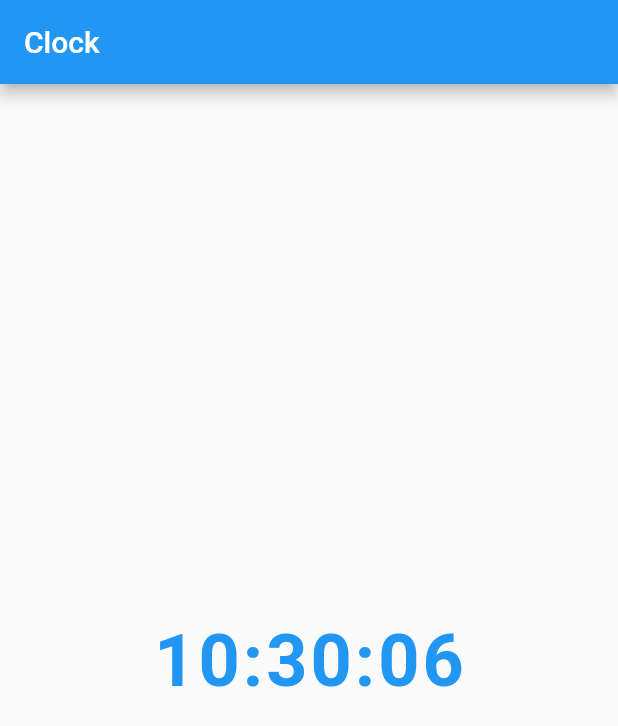
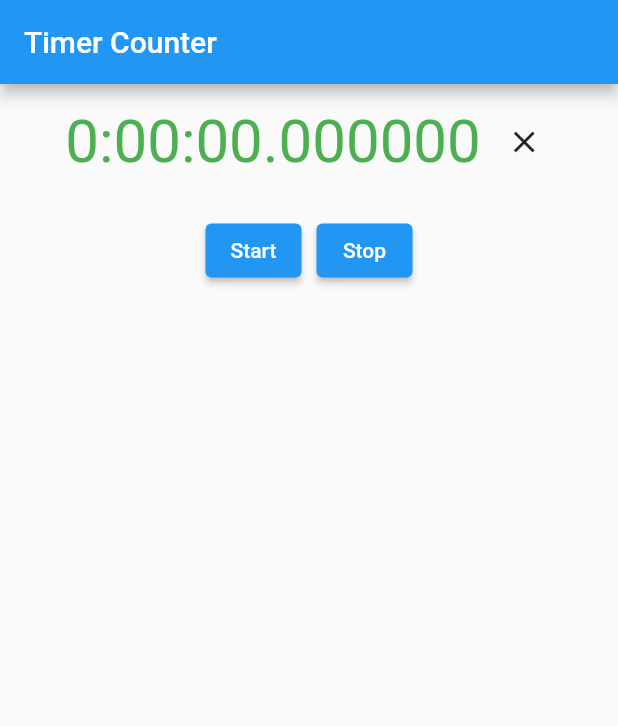
Before and after one commit to SajjadAli54/flutter-with-michal-bryan, a Flutter app: the screen it shows after launch, on a phone screen of 412 x 824 dp. Shown: the top 726 px of the screen. Run offline on Flutter 3.47's test engine with Material 2 defaults, Android fonts, the phone set to English and light mode, and no system bars; our stand-ins replace charts_flutter.

Commit message:
Worked on Stop watch

```diff
--- a/lib/main.dart
+++ b/lib/main.dart
@@ -1,11 +1,5 @@
 import 'package:flutter/material.dart';
-import 'package:flutter_bryan/charts/charts_demo.dart';
-import 'package:flutter_bryan/clock/clock.dart';
-import 'package:flutter_bryan/groupdata/group_data.dart';
-import 'package:flutter_bryan/pie/pie_chart.dart';
-import 'package:flutter_bryan/steppar/my_stepper.dart';
-
-import 'gridview/mygridview.dart';
+import 'package:flutter_bryan/stopwatch/timer_counter.dart';
 
 void main() {
   runApp(const MyApp());
@@ -21,7 +15,7 @@ class MyApp extends StatelessWidget {
       theme: ThemeData(
         primarySwatch: Colors.blue,
       ),
-      home: const Clock(),
+      home: const TimeCounter(),
     );
   }
 }
--- /dev/null
+++ b/lib/stopwatch/timer_counter.dart
@@ -0,0 +1,76 @@
+import 'package:flutter/material.dart';
+import 'dart:async';
+
+import 'package:flutter_bryan/stopwatch/timer_display.dart';
+
+class TimeCounter extends StatefulWidget {
+  const TimeCounter({super.key});
+
+  @override
+  State<TimeCounter> createState() => _TimeCounterState();
+}
+
+class _TimeCounterState extends State<TimeCounter> {
+  late Stopwatch _stopwatch;
+  late Timer _timer;
+  late Duration _duration;
+
+  void onStart() => setState(() {
+        _stopwatch = Stopwatch();
+        _timer = Timer.periodic(const Duration(milliseconds: 100), onTimeout);
+        _stopwatch.start();
+      });
+
+  void onStop() {
+    _timer.cancel();
+    _stopwatch.stop();
+  }
+
+  void onTimeout(Timer timer) {
+    if (_stopwatch.isRunning) {
+      setState(() {
+        _duration = _stopwatch.elapsed;
+      });
+    }
+  }
+
+  void onClear(Duration value) => setState(() => _duration = const Duration());
+
+  @override
+  void initState() {
+    super.initState();
+    _duration = const Duration();
+  }
+
+  @override
+  Widget build(BuildContext context) {
+    return Scaffold(
+        appBar: AppBar(
+          title: const Text('Timer Counter'),
+        ),
+        body: Container(
+          padding: const EdgeInsets.all(10.0),
+          child: Center(
+              child: Column(
+            children: [
+              TimeDisplay(duration: _duration, onClear: onClear),
+              const SizedBox(height: 20.0),
+              Row(
+                mainAxisAlignment: MainAxisAlignment.center,
+                children: [
+                  ElevatedButton(
+                    onPressed: onStart,
+                    child: const Text('Start'),
+                  ),
+                  const SizedBox(width: 10.0),
+                  ElevatedButton(
+                    onPressed: onStop,
+                    child: const Text('Stop'),
+                  ),
+                ],
+              )
+            ],
+          )),
+        ));
+  }
+}
--- /dev/null
+++ b/lib/stopwatch/timer_display.dart
@@ -0,0 +1,39 @@
+import 'package:flutter/material.dart';
+
+// ignore: must_be_immutable
+class TimeDisplay extends StatelessWidget {
+  Duration duration = Duration.zero;
+  Color color = Colors.green;
+  final ValueChanged<Duration> onClear;
+
+  TimeDisplay({
+    key,
+    required this.duration,
+    required this.onClear,
+  }) : super(key: key);
+
+  void _onClick() => onClear(duration);
+
+  @override
+  Widget build(BuildContext context) {
+    return Row(
+      mainAxisAlignment: MainAxisAlignment.center,
+      children: [
+        Padding(
+          padding: const EdgeInsets.all(5.0),
+          child: Text(
+            duration.toString(),
+            style: TextStyle(
+              fontSize: 40,
+              color: color,
+            ),
+          ),
+        ),
+        IconButton(
+          icon: const Icon(Icons.close),
+          onPressed: _onClick,
+        ),
+      ],
+    );
+  }
+}
```
Also changed, not shown: lib/stopwatch/image/README/1678531430903.png (added), 2 other files.
